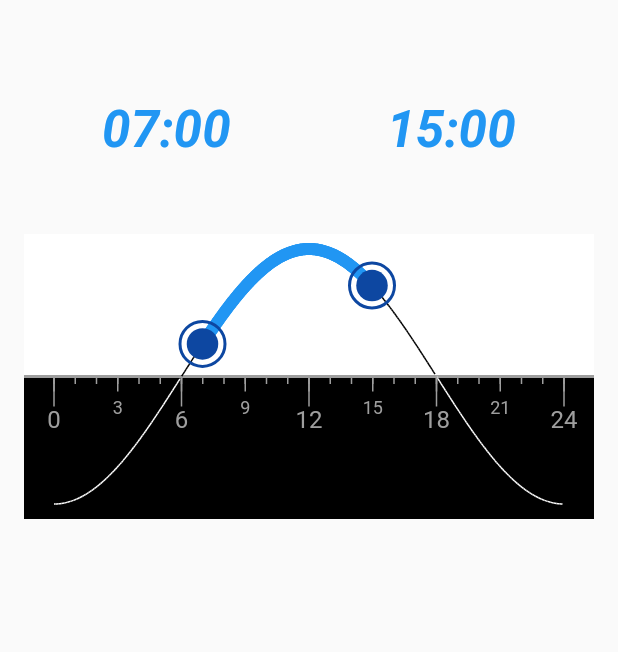
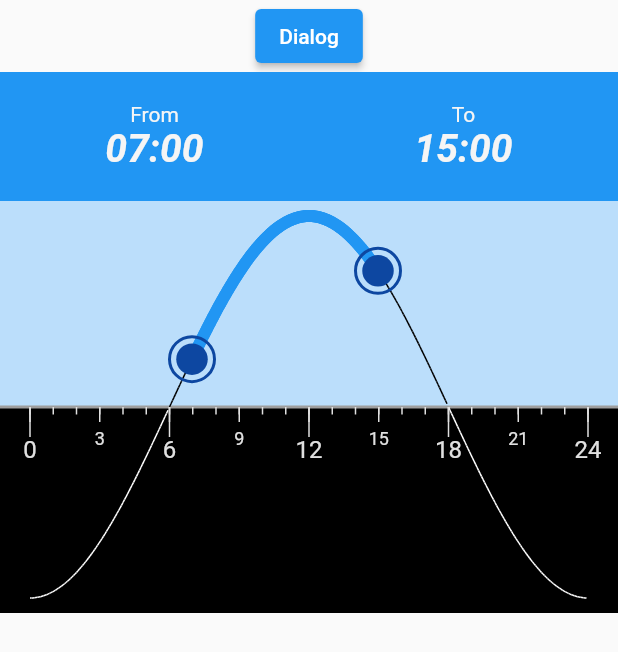
Before and after one commit to psousa50/flutter-time-range-selector, a Flutter app: the screen it shows after launch, on a phone screen of 412 x 824 dp. Shown: the top 652 px of the screen. Run offline on Flutter 3.47's test engine with Material 2 defaults, Android fonts, the light colour scheme and no system bars.

Commit message:
Add showTimeRangeSelector

```diff
--- a/example/lib/main.dart
+++ b/example/lib/main.dart
@@ -8,25 +8,55 @@ void main() {
 class MyApp extends StatelessWidget {
   const MyApp({Key? key}) : super(key: key);
 
-  void onTimeRangeChanged(TimeRange timeRange) {
-    print(timeRange);
-  }
-
   @override
   Widget build(BuildContext context) {
-    var timeRange = TimeRange(
-      start: TimeOfDay(hour: 7, minute: 0),
-      end: TimeOfDay(hour: 15, minute: 0),
-    );
     return MaterialApp(
       home: SafeArea(
         child: Scaffold(
-          body: TimeRangeSelector(
-            timeRange: timeRange,
-            onTimeRangeChanged: onTimeRangeChanged,
-          ),
+          body: Home(),
         ),
       ),
     );
   }
 }
+
+class Home extends StatelessWidget {
+  @override
+  Widget build(BuildContext context) {
+    void onTimeRangeChanged(TimeRange timeRange) {
+      print(timeRange);
+    }
+
+    var timeRange = TimeRange(
+      start: TimeOfDay(hour: 7, minute: 0),
+      end: TimeOfDay(hour: 15, minute: 0),
+    );
+
+    void showPicker(BuildContext context) {
+      showTimeRangeSelector(
+        context: context,
+        timeRange: timeRange,
+        onTimeRangeChanged: onTimeRangeChanged,
+      );
+    }
+
+    return Center(
+      child: Column(
+        children: [
+          ElevatedButton(
+            onPressed: () {
+              showPicker(context);
+            },
+            child: Text("Dialog"),
+          ),
+          Expanded(
+            child: TimeRangeSelector(
+              timeRange: timeRange,
+              onTimeRangeChanged: onTimeRangeChanged,
+            ),
+          ),
+        ],
+      ),
+    );
+  }
+}
--- a/lib/src/time_range_panel/canvas_state.dart
+++ b/lib/src/time_range_panel/canvas_state.dart
@@ -55,6 +55,7 @@ class CanvasState {
     var minutes = screenToMinutes.toX(sx).round();
     minutes = max(0, minutes);
     minutes = min(24 * 60 - 1, minutes);
+    minutes = minutes ~/ 10 * 10;
     return TimeOfDay(hour: minutes ~/ 60, minute: minutes % 60);
   }
 
--- a/lib/src/time_range_panel/display.dart
+++ b/lib/src/time_range_panel/display.dart
@@ -16,19 +16,30 @@ class TimeRangeDisplay extends StatelessWidget {
         : "${_addLeadingZeroIfNeeded(t.hour)}:${_addLeadingZeroIfNeeded(t.minute)}";
   }
 
-  Widget buildTimeDisplay(TimeOfDay? t) {
+  Widget buildTimeDisplay(BuildContext context, TimeOfDay? t, String title) {
     return Expanded(
       child: Center(
         child: Padding(
-          padding: const EdgeInsets.symmetric(horizontal: 10, vertical: 50),
-          child: Text(
+          padding: const EdgeInsets.symmetric(horizontal: 10, vertical: 20),
+          child: Column(
+            children: [
+              Text(
+                title,
+                style: TextStyle(
+                  fontSize: 14,
+                  color: Theme.of(context).selectedRowColor,
+                ),
+              ),
+              Text(
                 timeString(t),
                 style: TextStyle(
-              fontSize: 34,
+                  fontSize: 26,
                   fontWeight: FontWeight.bold,
                   fontStyle: FontStyle.italic,
-              color: Colors.blue,
+                  color: Theme.of(context).selectedRowColor,
                 ),
+              ),
+            ],
           ),
         ),
       ),
@@ -37,11 +48,14 @@ class TimeRangeDisplay extends StatelessWidget {
 
   @override
   Widget build(BuildContext context) {
-    return Row(
+    return Container(
+      color: Theme.of(context).primaryColor,
+      child: Row(
         children: [
-        buildTimeDisplay(timeRange.start),
-        buildTimeDisplay(timeRange.end),
+          buildTimeDisplay(context, timeRange.start, "From"),
+          buildTimeDisplay(context, timeRange.end, "To"),
         ],
+      ),
     );
   }
 }
--- a/lib/src/time_range_panel/painter.dart
+++ b/lib/src/time_range_panel/painter.dart
@@ -177,14 +177,14 @@ final selectedLine = Paint()
 final tickLine = Paint()
   ..style = PaintingStyle.stroke
   ..strokeWidth = 1
-  ..color = Colors.grey;
+  ..color = Colors.grey[300]!;
 
 final labelTextStyle = TextStyle(
-  color: Colors.grey,
+  color: Colors.grey[300],
   fontSize: 16,
 );
 
 final smallLabelTextStyle = TextStyle(
-  color: Colors.grey,
+  color: Colors.grey[300],
   fontSize: 12,
 );
--- a/lib/src/time_range_selector.dart
+++ b/lib/src/time_range_selector.dart
@@ -23,23 +23,20 @@ class TimeRangeSelector extends StatelessWidget {
     var timeRangeState = TimeRangeState(timeRange: timeRange);
     return ChangeNotifierProvider<TimeRangeState>.value(
         value: timeRangeState,
-        child: Padding(
-          padding: const EdgeInsets.all(16.0),
         child: Column(
           children: [
             Consumer<TimeRangeState>(builder: (context, state, _) {
               return TimeRangeDisplay(state.timeRange);
             }),
-              Expanded(
-                child: Stack(
+            Stack(
               children: [
                 AspectRatio(
-                      aspectRatio: 2,
+                  aspectRatio: 3 / 2,
                   child: Column(
                     children: [
                       Expanded(
                         child: Container(
-                              color: Colors.white,
+                          color: Colors.blue[100],
                         ),
                       ),
                       Expanded(
@@ -51,14 +48,12 @@ class TimeRangeSelector extends StatelessWidget {
                   ),
                 ),
                 AspectRatio(
-                      aspectRatio: 2,
+                  aspectRatio: 3 / 2,
                   child: TimeRangePanel(onTimeRangeChanged),
                 ),
               ],
             ),
-              ),
           ],
-          ),
         ));
   }
 }
--- a/lib/time_range_selector.dart
+++ b/lib/time_range_selector.dart
@@ -1,4 +1,5 @@
 library time_range_selector;
 
+export 'src/time_range_dialog.dart';
 export 'src/time_range_selector.dart';
 export 'src/models/time_range.dart';
```
Also changed, not shown: lib/src/time_range_dialog.dart (added, +53 -0 lines). Lines whose indentation alone changed are shown as unchanged.
